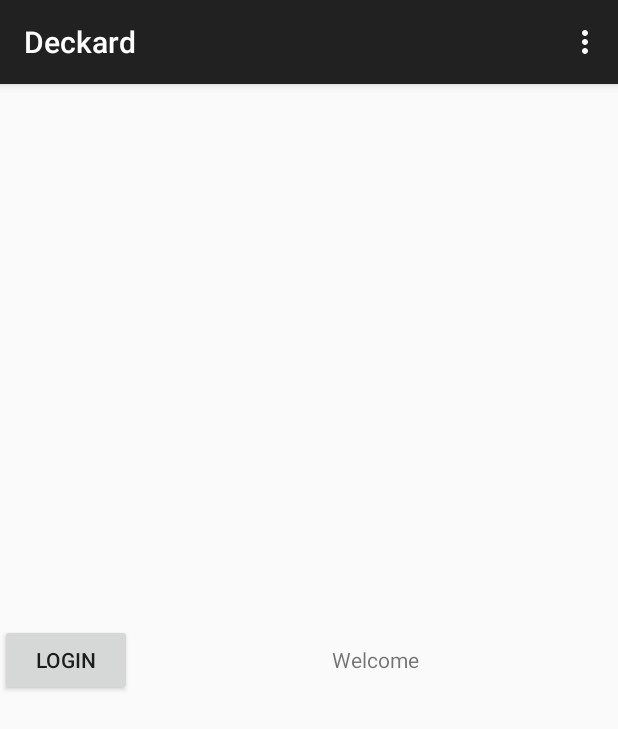
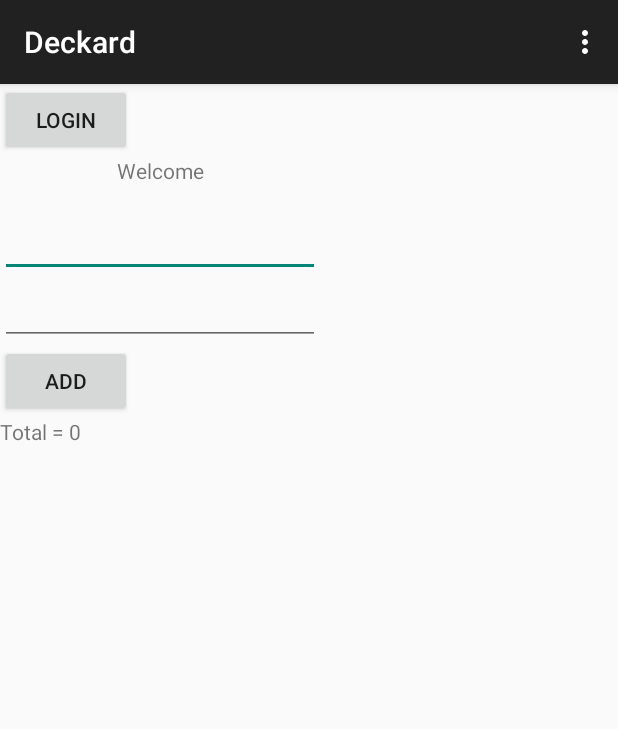
Before and after one commit to ankitjainb27/Robolectric-Test, an Android app: the screen it shows after launch (WelcomeActivity), in the options menu, after a tap on "First menu item", on a phone screen of 412 x 824 dp. Shown: the top 729 px of the screen. Run offline under Robolectric (Android 15) with nearby library versions, the phone set to English and light mode, and no system bars.

```diff
--- a/app/src/main/java/com/ankit/welcome/WelcomeActivity.java
+++ b/app/src/main/java/com/ankit/welcome/WelcomeActivity.java
@@ -6,11 +6,16 @@ import android.support.v7.app.ActionBarActivity;
 import android.view.Menu;
 import android.view.MenuItem;
 import android.view.View;
+import android.widget.Button;
+import android.widget.EditText;
+import android.widget.TextView;
 import android.widget.Toast;
 
 
 public class WelcomeActivity extends ActionBarActivity {
-
+    private EditText firstNumber, secondNumber;
+    private TextView total;
+    private Button addButton;
     @Override
     protected void onCreate(Bundle savedInstanceState) {
         super.onCreate(savedInstanceState);
@@ -25,7 +30,31 @@ public class WelcomeActivity extends ActionBarActivity {
                 startActivity(new Intent(WelcomeActivity.this, LoginActivity.class));
             }
         });
+        firstNumber = (EditText) findViewById(R.id.firstNumber);
+        secondNumber = (EditText) findViewById(R.id.secondNumber);
+        addButton = (Button) findViewById(R.id.addButton);
+        total = (TextView) findViewById(R.id.total);
+        addButton.setOnClickListener(new View.OnClickListener() {
+            @Override
+            public void onClick(View v) {
+                String firstNumberResult = firstNumber.getText().toString();
+                String secondNumberResult = secondNumber.getText().toString();
+                if(firstNumberResult.equals(""))
+                {
+                    firstNumberResult = "0";
+                }
+                if(secondNumberResult.equals(""))
+                {
+                    secondNumberResult = "0";
+                }
+
+                Integer totalResult = Integer.parseInt(firstNumberResult) +
+                        Integer.parseInt(secondNumberResult);
+                total.setText("Total = " + Integer.toString(totalResult));
+            }
+        });
     }
+
     @Override
     public boolean onCreateOptionsMenu(Menu menu) {
         super.onCreateOptionsMenu(menu);
@@ -47,4 +76,20 @@ public class WelcomeActivity extends ActionBarActivity {
                 return super.onOptionsItemSelected(item);
         }
     }
+    public EditText getFirstNumber() {
+        return firstNumber;
+    }
+    public EditText getSecondNumber() {
+        return secondNumber;
+
+
+    }
+    public Button getAddButton() {
+        return addButton;
+    }
+    public TextView getTotal() {
+        return total;
+
+
+    }
 }
--- a/app/src/main/res/layout/activity_main.xml
+++ b/app/src/main/res/layout/activity_main.xml
@@ -1,8 +1,9 @@
 <?xml version="1.0" encoding="utf-8"?>
 <LinearLayout
     xmlns:android="http://schemas.android.com/apk/res/android"
-    android:layout_width="match_parent"
-    android:layout_height="match_parent">
+    android:layout_width="wrap_content"
+    android:orientation="vertical"
+    android:layout_height="wrap_content">
 
     <Button
         android:id="@+id/login"
@@ -17,4 +18,30 @@
         android:layout_width="match_parent"
         android:layout_height="match_parent"/>
 
+    <EditText
+        android:id="@+id/firstNumber"
+        android:layout_width="wrap_content"
+        android:layout_height="wrap_content"
+        android:layout_marginTop="16dp"
+        android:ems="10"
+        android:inputType="number">
+        <requestFocus />
+    </EditText>
+
+    <EditText
+        android:id="@+id/secondNumber"
+        android:layout_width="wrap_content"
+        android:layout_height="wrap_content"
+        android:ems="10"
+        android:inputType="number" />
+    <Button
+        android:id="@+id/addButton"
+        android:layout_width="wrap_content"
+        android:layout_height="wrap_content"
+        android:text="Add" />
+    <TextView
+        android:id="@+id/total"
+        android:layout_width="wrap_content"
+        android:layout_height="wrap_content" />
+
 </LinearLayout>
```
Also changed, not shown: 2 other files.
